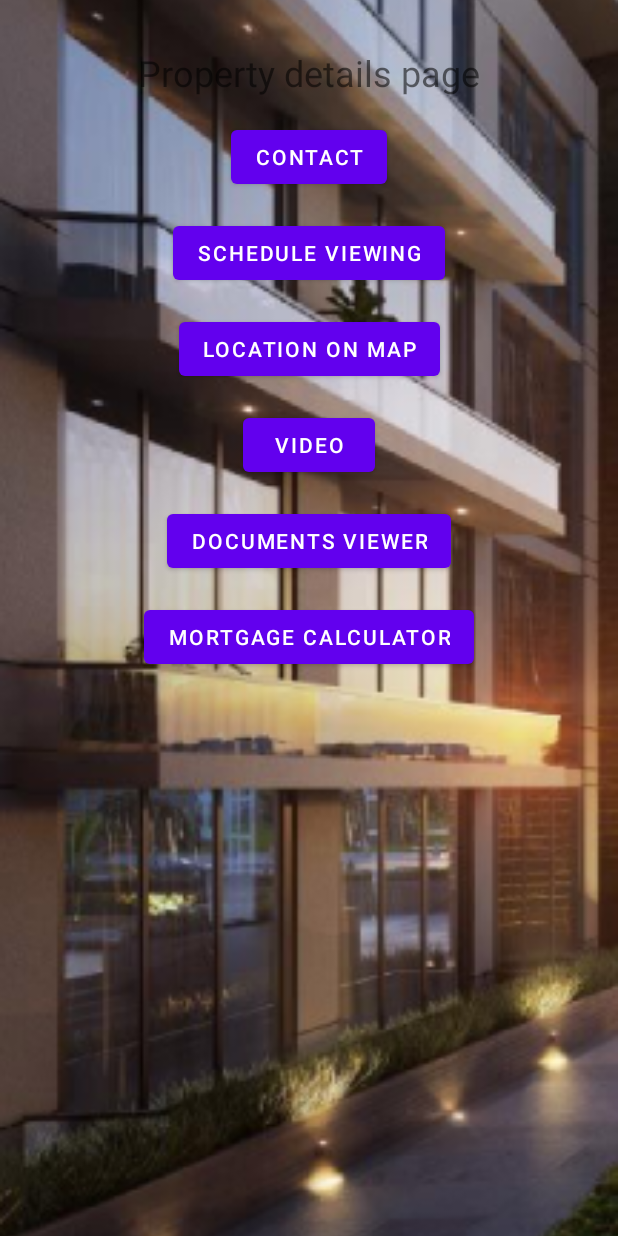
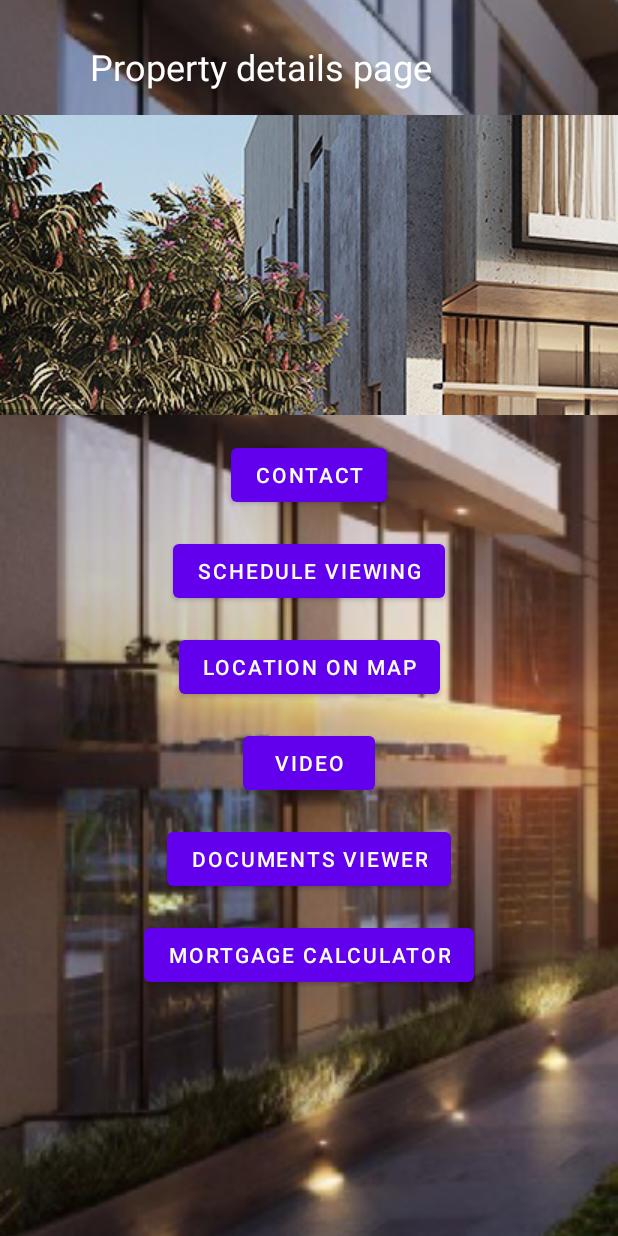
Before and after one commit to akero/propdub, an Android app: the PropertyDetails screen opened directly, with no data from a screen before it, on a phone screen of 412 x 824 dp. Run offline under Robolectric (Android 15) with nearby library versions, the phone set to English and light mode, and no system bars; 8 statements that could not run were skipped.

Commit message:
temp commit

```diff
--- a/app/src/main/java/com/acme/propdub/PropertyDetails.java
+++ b/app/src/main/java/com/acme/propdub/PropertyDetails.java
@@ -1,27 +1,92 @@
 package com.acme.propdub;
-
-import androidx.appcompat.app.AppCompatActivity;
 
 import android.content.Intent;
 import android.graphics.Bitmap;
 import android.graphics.BitmapFactory;
 import android.os.Bundle;
+import android.util.Log;
+import android.view.GestureDetector;
+import android.view.MotionEvent;
 import android.view.View;
 import android.widget.ImageView;
+import android.widget.ViewSwitcher;
 
-//TODO: make all these functional
+import androidx.appcompat.app.AppCompatActivity;
+
 public class PropertyDetails extends AppCompatActivity {
+
+    private GestureDetector gestureDetector;
+    private int[] imageIds;
+    private int currentIndex;
 
     @Override
     protected void onCreate(Bundle savedInstanceState) {
         super.onCreate(savedInstanceState);
+        try {
             setContentView(R.layout.activity_property_details);
-
 
             ImageView imageView = findViewById(R.id.background_image3);
             Bitmap originalBitmap = BitmapFactory.decodeResource(getResources(), R.drawable.bg_about_us);
             Bitmap blurredBitmap = BlurBuilder.blur(this, originalBitmap);
             imageView.setImageBitmap(blurredBitmap);
+
+            // Code for scrolling images
+            ViewSwitcher imageSwitcher = findViewById(R.id.image_switcher);
+            imageIds = new int[]{R.drawable.propertyimage1, R.drawable.propertyimage2, R.drawable.propertyimage3};
+            currentIndex = 0;
+            ImageView imageView1 = (ImageView) imageSwitcher.getChildAt(0);
+            imageView1.setImageResource(imageIds[currentIndex]);
+            ImageView imageView2 = (ImageView) imageSwitcher.getChildAt(1);
+            imageView2.setImageResource(imageIds[currentIndex + 1]);
+            gestureDetector = new GestureDetector(this, new GestureDetector.SimpleOnGestureListener() {
+                private static final int SWIPE_THRESHOLD = 100;
+                private static final int SWIPE_VELOCITY_THRESHOLD = 100;
+
+                @Override
+                public boolean onDown(MotionEvent e) {
+                    return true;
+                }
+
+                @Override
+                public boolean onFling(MotionEvent e1, MotionEvent e2, float velocityX, float velocityY) {
+                    boolean result = false;
+                    try {
+                        float diffX = e2.getX() - e1.getX();
+                        float diffY = e2.getY() - e1.getY();
+                        if (Math.abs(diffX) > Math.abs(diffY)) {
+                            if (Math.abs(diffX) > SWIPE_THRESHOLD && Math.abs(velocityX) > SWIPE_VELOCITY_THRESHOLD) {
+                                if (diffX > 0) {
+                                    // Swipe right
+                                    if (currentIndex > 0) {
+                                        currentIndex--;
+                                        imageView1.setImageResource(imageIds[currentIndex]);
+                                        imageView2.setImageResource(imageIds[currentIndex + 1]);
+                                        imageSwitcher.showPrevious();
+                                    }
+                                } else {
+                                    // Swipe left
+                                    if (currentIndex < imageIds.length - 2) {
+                                        currentIndex++;
+                                        imageView1.setImageResource(imageIds[currentIndex]);
+                                        imageView2.setImageResource(imageIds[currentIndex + 1]);
+                                        imageSwitcher.showNext();
+                                    }
+                                }
+                                result = true;
+                            }
+                        }
+                    } catch (Exception exception) {
+                        exception.printStackTrace();
+                    }
+                    return result;
+                }
+            });
+            imageSwitcher.setOnTouchListener(new View.OnTouchListener() {
+                @Override
+                public boolean onTouch(View view, MotionEvent motionEvent) {
+                    return gestureDetector.onTouchEvent(motionEvent);
+                }
+            });
 
             // contact button code
             View contactButton = findViewById(R.id.contact);
@@ -32,26 +97,21 @@ public class PropertyDetails extends AppCompatActivity {
                 }
             });
 
-
-//TODO: add mortgage calculator to page
-
             // mortgage calculator button code
             View mortgage_calculatorButton = findViewById(R.id.mortgage_calculator);
             mortgage_calculatorButton.setOnClickListener(new View.OnClickListener() {
                 @Override
                 public void onClick(View v) {
+
                     openMortgageActivity();
                 }
             });
-
-//TODO: Add map on page
 
             // Location on map button code
             View locationOnMapButton = findViewById(R.id.location_on_map);
             locationOnMapButton.setOnClickListener(new View.OnClickListener() {
                 @Override
                 public void onClick(View v) {
-
                     //openPropertySaleActivity();
                 }
             });
@@ -65,19 +125,14 @@ public class PropertyDetails extends AppCompatActivity {
                 }
             });
 
-//TODO: Add video to page if it exists otherwise don't show this
-
             // video button code
             View videoButton = findViewById(R.id.video);
             videoButton.setOnClickListener(new View.OnClickListener() {
                 @Override
                 public void onClick(View v) {
-
                     //openPropertySaleActivity();
                 }
             });
-
-//TODO: Add documents viewer to page
 
             // documents viewer button code
             View documentsViewerButton = findViewById(R.id.documents_viewer);
@@ -87,27 +142,30 @@ public class PropertyDetails extends AppCompatActivity {
                     openDocViewerActivity();
                 }
             });
+        } catch (Exception e) {
+            Log.d("tag4", e.toString());
+        }
     }
 
     // Method to navigate to DocViewer
     private void openDocViewerActivity() {
         Intent intent = new Intent(PropertyDetails.this, DocViewer.class);
         startActivity(intent);
-    };
+    }
 
     private void openScheduleButtonActivity() {
         Intent intent = new Intent(PropertyDetails.this, ScheduleVisit.class);
         startActivity(intent);
-    };
+    }
 
     private void openMortgageActivity() {
         Intent intent = new Intent(PropertyDetails.this, MortgageCalculator.class);
         startActivity(intent);
-    };
+    }
 
     // Method to navigate to Contact
     private void openContactActivity() {
         Intent intent = new Intent(PropertyDetails.this, Contact.class);
         startActivity(intent);
-    };
     }
+}
--- a/app/src/main/res/layout/activity_property_details.xml
+++ b/app/src/main/res/layout/activity_property_details.xml
@@ -25,10 +25,54 @@
             android:text="Property details page"
             android:textSize="24sp"
 
-            app:layout_constraintEnd_toEndOf="parent"
+
             app:layout_constraintStart_toStartOf="parent"
             app:layout_constraintTop_toTopOf="parent"
-            android:layout_marginTop="32dp"/>
+            android:layout_marginLeft="60dp"
+            android:layout_marginTop="28dp"
+            android:textColor="@android:color/white"/>
+
+        <HorizontalScrollView
+            android:id="@+id/scrollingpictures"
+
+            android:layout_width="match_parent"
+            android:layout_height="wrap_content"
+            android:layout_marginTop="16dp"
+            app:layout_constraintTop_toBottomOf="@+id/property_details_text">
+
+
+                <FrameLayout
+                    android:layout_width="wrap_content"
+                    android:layout_height="200dp">
+
+                <ViewSwitcher
+                    android:id="@+id/image_switcher"
+                    android:layout_width="wrap_content"
+                    android:layout_height="wrap_content">
+
+
+                <ImageView
+                    android:layout_width="wrap_content"
+                    android:layout_height="wrap_content"
+                    android:scaleType="centerCrop"
+                    android:src="@drawable/propertyimage1"/>
+
+                <ImageView
+                    android:layout_width="wrap_content"
+                    android:layout_height="wrap_content"
+                    android:scaleType="centerCrop"
+                    android:src="@drawable/propertyimage2"/>
+
+
+                <!-- Add more images here -->
+
+                </ViewSwitcher>
+                </FrameLayout>
+
+
+
+        </HorizontalScrollView>
+
 
         <Button
             android:id="@+id/contact"
@@ -37,7 +81,8 @@
             android:text="Contact"
             app:layout_constraintEnd_toEndOf="parent"
             app:layout_constraintStart_toStartOf="parent"
-            app:layout_constraintTop_toBottomOf="@+id/property_details_text"
+
+            app:layout_constraintTop_toBottomOf="@+id/scrollingpictures"
             android:layout_marginTop="16dp"/>
 
         <Button
```
Also changed, not shown: app/src/main/res/drawable/propertyimage1.jpg (added), app/src/main/res/drawable/propertyimage2.jpg (added), app/src/main/res/drawable/propertyimage3.jpg (added). Lines whose indentation alone changed are shown as unchanged.
